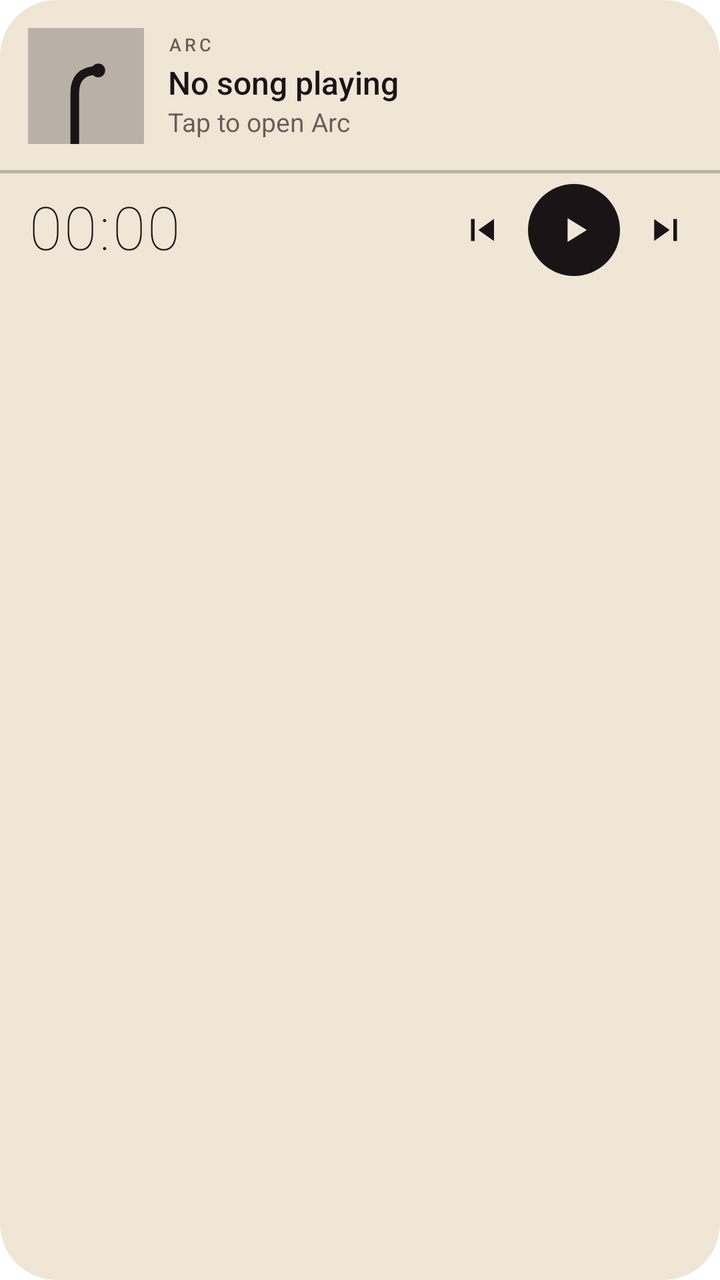
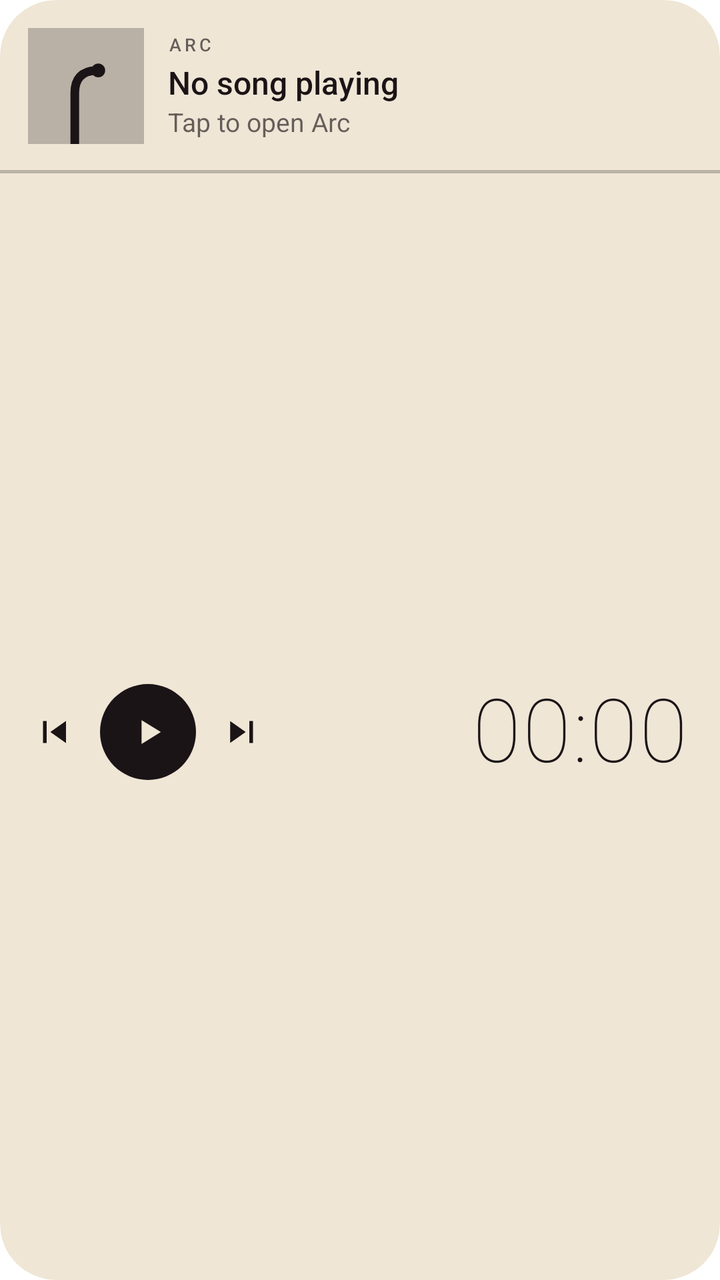

Two renders of the same Android screen: before a commit and after it. Below are the layout's source before the change and the commit's diff.
<!-- AndroidManifest.xml: application theme Theme.Metrolist -->
<!-- res/layout/widget_arc_player.xml -->
<?xml version="1.0" encoding="utf-8"?>
<LinearLayout xmlns:android="http://schemas.android.com/apk/res/android"
    android:id="@+id/arc_root"
    android:layout_width="match_parent"
    android:layout_height="match_parent"
    android:background="@drawable/arc_widget_ground"
    android:clipToOutline="true"
    android:orientation="vertical">

    <LinearLayout
        android:layout_width="match_parent"
        android:layout_height="wrap_content"
        android:gravity="center_vertical"
        android:orientation="horizontal"
        android:paddingHorizontal="14dp"
        android:paddingTop="14dp">

        <ImageView
            android:id="@+id/arc_cover"
            android:layout_width="58dp"
            android:layout_height="58dp"
            android:contentDescription="@string/album_art"
            android:scaleType="centerCrop"
            android:src="@drawable/arc_widget_blank" />

        <LinearLayout
            android:layout_width="0dp"
            android:layout_height="wrap_content"
            android:layout_marginStart="12dp"
            android:layout_weight="1"
            android:orientation="vertical">

            <LinearLayout
                android:layout_width="match_parent"
                android:layout_height="wrap_content"
                android:gravity="center_vertical"
                android:orientation="horizontal">

                <TextView
                    android:id="@+id/arc_label"
                    style="@style/ArcWidgetLabel"
                    android:layout_width="0dp"
                    android:layout_weight="1"
                    android:text="@string/arc_widget_name" />

                <ImageView
                    android:id="@+id/arc_mic"
                    android:layout_width="26dp"
                    android:layout_height="26dp"
                    android:layout_marginStart="4dp"
                    android:contentDescription="@string/recognize_music"
                    android:padding="3dp"
                    android:src="@drawable/arc_widget_mic"
                    android:visibility="gone" />
            </LinearLayout>

            <TextView
                android:id="@+id/arc_title"
                style="@style/ArcWidgetTitle"
                android:layout_marginTop="2dp"
                android:textSize="16sp" />

            <TextView
                android:id="@+id/arc_artist"
                style="@style/ArcWidgetArtist"
                android:textSize="13sp" />
        </LinearLayout>
    </LinearLayout>

    <ProgressBar
        android:id="@+id/arc_line"
        style="@style/ArcWidgetLine"
        android:layout_marginTop="8dp" />

    <LinearLayout
        android:layout_width="match_parent"
        android:layout_height="wrap_content"
        android:gravity="center_vertical"
        android:orientation="horizontal"
        android:paddingStart="14dp"
        android:paddingEnd="8dp"
        android:paddingBottom="8dp">

        <Chronometer
            android:id="@+id/arc_time"
            android:layout_width="0dp"
            android:layout_height="wrap_content"
            android:layout_weight="1"
            android:fontFamily="sans-serif-thin"
            android:fontFeatureSettings="tnum"
            android:includeFontPadding="false"
            android:letterSpacing="0.04"
            android:maxLines="1"
            android:textColor="@color/arc_widget_ink"
            android:textSize="30sp" />

        <ImageView
            android:id="@+id/arc_prev"
            style="@style/ArcWidgetSkip"
            android:contentDescription="@string/previous"
            android:src="@drawable/arc_widget_prev" />

        <FrameLayout
            android:id="@+id/arc_play"
            android:layout_width="46dp"
            android:layout_height="46dp"
            android:layout_marginHorizontal="4dp"
            android:background="@drawable/arc_widget_disc"
            android:contentDescription="@string/play_pause">

            <ImageView
                android:id="@+id/arc_play_icon"
                android:layout_width="22dp"
                android:layout_height="22dp"
                android:layout_gravity="center"
                android:importantForAccessibility="no"
                android:src="@drawable/arc_widget_play" />
        </FrameLayout>

        <ImageView
            android:id="@+id/arc_next"
            style="@style/ArcWidgetSkip"
            android:contentDescription="@string/next"
            android:src="@drawable/arc_widget_next" />
    </LinearLayout>

    <LinearLayout
        android:id="@+id/arc_dial"
        android:layout_width="match_parent"
        android:layout_height="wrap_content"
        android:orientation="vertical"
        android:paddingHorizontal="14dp"
        android:paddingTop="6dp"
        android:paddingBottom="14dp"
        android:visibility="gone">

        <TextView
            style="@style/ArcWidgetLabel"
            android:layout_width="match_parent"
            android:text="@string/speed_dial" />

        <LinearLayout
            android:layout_width="match_parent"
            android:layout_height="wrap_content"
            android:layout_marginTop="6dp"
            android:orientation="horizontal">

            <LinearLayout
                android:id="@+id/arc_dial_0"
                android:layout_width="0dp"
                android:layout_height="wrap_content"
                android:layout_marginEnd="8dp"
                android:layout_weight="1"
                android:orientation="vertical">

                <ImageView
                    android:id="@+id/arc_dial_0_art"
                    style="@style/ArcWidgetDialArt" />

                <TextView
                    android:id="@+id/arc_dial_0_title"
                    style="@style/ArcWidgetDialTitle" />
            </LinearLayout>

            <LinearLayout
                android:id="@+id/arc_dial_1"
                android:layout_width="0dp"
                android:layout_height="wrap_content"
                android:layout_marginEnd="8dp"
                android:layout_weight="1"
                android:orientation="vertical">

                <ImageView
                    android:id="@+id/arc_dial_1_art"
                    style="@style/ArcWidgetDialArt" />

                <TextView
                    android:id="@+id/arc_dial_1_title"
                    style="@style/ArcWidgetDialTitle" />
            </LinearLayout>

            <LinearLayout
                android:id="@+id/arc_dial_2"
                android:layout_width="0dp"
                android:layout_height="wrap_content"
                android:layout_marginEnd="8dp"
                android:layout_weight="1"
                android:orientation="vertical">

                <ImageView
                    android:id="@+id/arc_dial_2_art"
                    style="@style/ArcWidgetDialArt" />

                <TextView
                    android:id="@+id/arc_dial_2_title"
                    style="@style/ArcWidgetDialTitle" />
            </LinearLayout>

            <LinearLayout
                android:id="@+id/arc_dial_3"
                android:layout_width="0dp"
                android:layout_height="wrap_content"
                android:layout_marginEnd="0dp"
                android:layout_weight="1"
                android:orientation="vertical">

                <ImageView
                    android:id="@+id/arc_dial_3_art"
                    style="@style/ArcWidgetDialArt" />

                <TextView
                    android:id="@+id/arc_dial_3_title"
                    style="@style/ArcWidgetDialTitle" />
            </LinearLayout>
        </LinearLayout>
    </LinearLayout>
</LinearLayout>
<!-- resources referenced by this layout -->
<resources>
  <color name="arc_widget_ink">#1B1416</color>
  <!-- drawable arc_widget_disc (drawable) -->
  <?xml version="1.0" encoding="utf-8"?>
  <shape xmlns:android="http://schemas.android.com/apk/res/android" android:shape="oval">
      <solid android:color="@color/arc_widget_ink" />
  </shape>
  <!-- drawable arc_widget_ground (drawable) -->
  <?xml version="1.0" encoding="utf-8"?>
  <shape xmlns:android="http://schemas.android.com/apk/res/android" android:shape="rectangle">
      <solid android:color="@color/arc_widget_ground" />
      <corners android:radius="20dp" />
  </shape>
  <!-- drawable arc_widget_next (drawable) -->
  <?xml version="1.0" encoding="utf-8"?>
  <vector xmlns:android="http://schemas.android.com/apk/res/android"
      android:width="24dp"
      android:height="24dp"
      android:viewportWidth="24"
      android:viewportHeight="24">
      <path
          android:fillColor="@color/arc_widget_ink"
          android:pathData="M5.5,6 L14,12 L5.5,18Z M16,6h2v12h-2z" />
  </vector>
  <!-- drawable arc_widget_play (drawable) -->
  <?xml version="1.0" encoding="utf-8"?>
  <vector xmlns:android="http://schemas.android.com/apk/res/android"
      android:width="24dp"
      android:height="24dp"
      android:viewportWidth="24"
      android:viewportHeight="24">
      <path
          android:fillColor="@color/arc_widget_ground"
          android:pathData="M8.5,5.5 L19,12 L8.5,18.5Z" />
  </vector>
  <!-- drawable arc_widget_prev (drawable) -->
  <?xml version="1.0" encoding="utf-8"?>
  <vector xmlns:android="http://schemas.android.com/apk/res/android"
      android:width="24dp"
      android:height="24dp"
      android:viewportWidth="24"
      android:viewportHeight="24">
      <path
          android:fillColor="@color/arc_widget_ink"
          android:pathData="M18.5,6 L10,12 L18.5,18Z M6,6h2v12h-2z" />
  </vector>
  <string name="album_art">Album art</string>
  <string name="arc_widget_name">Arc</string>
  <string name="next">Next</string>
  <string name="play_pause">Play/Pause</string>
  <string name="previous">Previous</string>
  <string name="recognize_music">Recognize music</string>
  <string name="speed_dial">Speed dial</string>
  <style name="ArcWidgetArtist">
          <item name="android:layout_width">match_parent</item>
          <item name="android:layout_height">wrap_content</item>
          <item name="android:ellipsize">end</item>
          <item name="android:maxLines">1</item>
          <item name="android:text">@string/tap_to_open</item>
          <item name="android:textColor">@color/arc_widget_ink_soft</item>
      </style>
  <style name="ArcWidgetLabel">
          <item name="android:layout_height">wrap_content</item>
          <item name="android:fontFamily">sans-serif-medium</item>
          <item name="android:letterSpacing">0.18</item>
          <item name="android:maxLines">1</item>
          <item name="android:textAllCaps">true</item>
          <item name="android:textColor">@color/arc_widget_ink_soft</item>
          <item name="android:textSize">9sp</item>
      </style>
  <style name="ArcWidgetSkip">
          <item name="android:layout_width">38dp</item>
          <item name="android:layout_height">38dp</item>
          <item name="android:padding">8dp</item>
      </style>
  <color name="arc_widget_track">#401B1416</color>
  <color name="arc_widget_ground">#EFE6D6</color>
  <string name="tap_to_open">Tap to open Arc</string>
  <color name="arc_widget_ink_soft">#A61B1416</color>
  <string name="no_song_playing">No song playing</string>
  <!-- unchanged entries left out for length: 9 -->
</resources>

<!-- the commit's change to res/layout/widget_arc_player.xml (unified diff, before → after) -->
@@ -30,29 +30,11 @@
             android:layout_weight="1"
             android:orientation="vertical">
 
-            <LinearLayout
+            <TextView
+                android:id="@+id/arc_label"
+                style="@style/ArcWidgetLabel"
                 android:layout_width="match_parent"
-                android:layout_height="wrap_content"
-                android:gravity="center_vertical"
-                android:orientation="horizontal">
-
-                <TextView
-                    android:id="@+id/arc_label"
-                    style="@style/ArcWidgetLabel"
-                    android:layout_width="0dp"
-                    android:layout_weight="1"
-                    android:text="@string/arc_widget_name" />
-
-                <ImageView
-                    android:id="@+id/arc_mic"
-                    android:layout_width="26dp"
-                    android:layout_height="26dp"
-                    android:layout_marginStart="4dp"
-                    android:contentDescription="@string/recognize_music"
-                    android:padding="3dp"
-                    android:src="@drawable/arc_widget_mic"
-                    android:visibility="gone" />
-            </LinearLayout>
+                android:text="@string/arc_widget_name" />
 
             <TextView
                 android:id="@+id/arc_title"
@@ -74,25 +56,13 @@
 
     <LinearLayout
         android:layout_width="match_parent"
-        android:layout_height="wrap_content"
+        android:layout_height="0dp"
+        android:layout_weight="1"
         android:gravity="center_vertical"
+        android:minHeight="56dp"
         android:orientation="horizontal"
-        android:paddingStart="14dp"
-        android:paddingEnd="8dp"
-        android:paddingBottom="8dp">
-
-        <Chronometer
-            android:id="@+id/arc_time"
-            android:layout_width="0dp"
-            android:layout_height="wrap_content"
-            android:layout_weight="1"
-            android:fontFamily="sans-serif-thin"
-            android:fontFeatureSettings="tnum"
-            android:includeFontPadding="false"
-            android:letterSpacing="0.04"
-            android:maxLines="1"
-            android:textColor="@color/arc_widget_ink"
-            android:textSize="30sp" />
+        android:paddingStart="8dp"
+        android:paddingEnd="16dp">
 
         <ImageView
             android:id="@+id/arc_prev"
@@ -102,8 +72,8 @@
 
         <FrameLayout
             android:id="@+id/arc_play"
-            android:layout_width="46dp"
-            android:layout_height="46dp"
+            android:layout_width="48dp"
+            android:layout_height="48dp"
             android:layout_marginHorizontal="4dp"
             android:background="@drawable/arc_widget_disc"
             android:contentDescription="@string/play_pause">
@@ -122,6 +92,22 @@
             style="@style/ArcWidgetSkip"
             android:contentDescription="@string/next"
             android:src="@drawable/arc_widget_next" />
+
+        <ImageView
+            android:id="@+id/arc_mic"
+            style="@style/ArcWidgetSkip"
+            android:layout_marginStart="6dp"
+            android:contentDescription="@string/recognize_music"
+            android:src="@drawable/arc_widget_mic"
+            android:visibility="gone" />
+
+        <Chronometer
+            android:id="@+id/arc_time"
+            style="@style/ArcWidgetCounter"
+            android:layout_width="0dp"
+            android:layout_weight="1"
+            android:gravity="end"
+            android:textSize="44sp" />
     </LinearLayout>
 
     <LinearLayout
@@ -129,8 +115,9 @@
         android:layout_width="match_parent"
         android:layout_height="wrap_content"
         android:orientation="vertical"
-        android:paddingHorizontal="14dp"
-        android:paddingTop="6dp"
+        android:paddingStart="14dp"
+        android:paddingTop="4dp"
+        android:paddingEnd="56dp"
         android:paddingBottom="14dp"
         android:visibility="gone">
 
<!-- resource entries referenced after the edit -->
@@ -60,6 +60,15 @@
           <item name="android:text">@string/tap_to_open</item>
           <item name="android:textColor">@color/arc_widget_ink_soft</item>
       </style>
+  <style name="ArcWidgetCounter">
+          <item name="android:layout_height">wrap_content</item>
+          <item name="android:fontFamily">sans-serif-thin</item>
+          <item name="android:fontFeatureSettings">tnum</item>
+          <item name="android:includeFontPadding">false</item>
+          <item name="android:letterSpacing">0.02</item>
+          <item name="android:maxLines">1</item>
+          <item name="android:textColor">@color/arc_widget_ink</item>
+      </style>
   <style name="ArcWidgetLabel">
           <item name="android:layout_height">wrap_content</item>
           <item name="android:fontFamily">sans-serif-medium</item>
